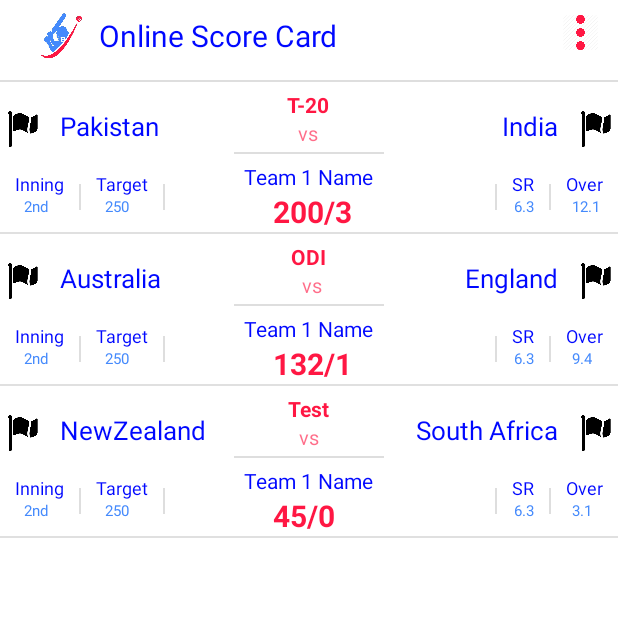
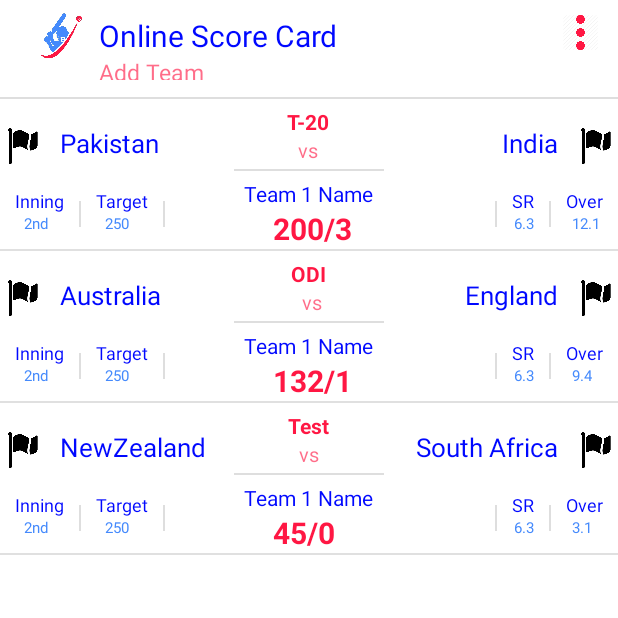
Before and after one commit to SMAliFarazBukhari/OnlineCrickerScore, an Android app: the MainActivity screen opened directly, with no data from a screen before it, on a phone screen of 412 x 824 dp, the top half of it. Run offline under Robolectric (Android 15) with nearby library versions, the phone set to English and light mode, and no system bars.

Commit message:
Completed Add Team Activity, with browsing image from gallery and showing on image view

```diff
--- a/app/src/main/AndroidManifest.xml
+++ b/app/src/main/AndroidManifest.xml
@@ -9,9 +9,7 @@
         android:roundIcon="@mipmap/ic_launcher_round"
         android:supportsRtl="true"
         android:theme="@style/AppTheme">
-        <activity android:name=".SplashScreenActivity">
-
-        </activity>
+        <activity android:name=".SplashScreenActivity"></activity>
         <activity android:name=".MainActivity" />
         <activity android:name=".AbooutActivity" />
         <activity android:name=".AddTeams">
@@ -20,8 +18,8 @@
 
                 <category android:name="android.intent.category.LAUNCHER" />
             </intent-filter>
-
         </activity>
+        <activity android:name=".AddPlayerDetail"></activity>
     </application>
 
 </manifest>
--- a/app/src/main/res/layout/activity_add_teams.xml
+++ b/app/src/main/res/layout/activity_add_teams.xml
@@ -46,7 +46,7 @@
                <TextView
                    android:layout_width="wrap_content"
                    android:layout_height="wrap_content"
-                   android:text="Add Team"
+                   android:text="Matches"
                    android:textSize="15sp"
                    android:textColor="@color/colorOCSredlight"
                    />
@@ -129,6 +129,7 @@
         android:id="@+id/imgflag"
         android:layout_below="@id/TeamFlagtextview"
         android:layout_marginTop="10sp"
+
         android:layout_centerInParent="true"
         android:src="@drawable/defaultflagicon"
         />
@@ -140,6 +141,7 @@
         android:layout_marginTop="12dp"
         android:paddingLeft="6dp"
         android:paddingRight="6dp"
+
         android:layout_centerInParent="true"
         android:background="@drawable/mybutton"
         android:textSize="12sp"
--- a/app/src/main/res/layout/activity_main.xml
+++ b/app/src/main/res/layout/activity_main.xml
@@ -13,6 +13,7 @@
         android:id="@+id/topPanel"
         android:layout_width="match_parent"
         android:layout_height="53dp"
+        android:layout_marginBottom="11dp"
         android:layout_alignParentTop="true"
 
         >
@@ -30,17 +31,31 @@
                     android:layout_height="match_parent"
                     android:src="@drawable/scorecardimgicon"
                     />
-                <TextView
+                <LinearLayout
                     android:layout_width="wrap_content"
                     android:layout_height="wrap_content"
-                    android:text="Online Score Card
-"
-                    android:id="@+id/title"
+                    android:orientation="vertical"
+                    android:layout_toRightOf="@id/mainimage"
                     android:layout_marginTop="10dp"
-                    android:layout_toRightOf="@id/mainimage"
-                    android:textColor="@color/colorOCSblue"
-                    android:textSize="20sp"
-                    />
+                    >
+                    <TextView
+                        android:layout_width="wrap_content"
+                        android:layout_height="wrap_content"
+                        android:text="Online Score Card"
+                        android:id="@+id/title"
+
+                        android:textColor="#0008ff"
+                        android:textSize="20sp"
+                        />
+                    <TextView
+                        android:layout_width="wrap_content"
+                        android:layout_height="wrap_content"
+                        android:text="Add Team"
+                        android:textSize="15sp"
+                        android:textColor="@color/colorOCSredlight"
+                        />
+
+                </LinearLayout>
                 <ImageView
                     android:layout_width="50dp"
                     android:layout_height="23dp"
```
Also changed, not shown: app/src/main/java/io/gitub/afb/onlinecrickerscore/AddPlayerDetail.java (added, +14 -0 lines), app/src/main/res/layout/activity_add_player_detail.xml (added, +82 -0 lines).
